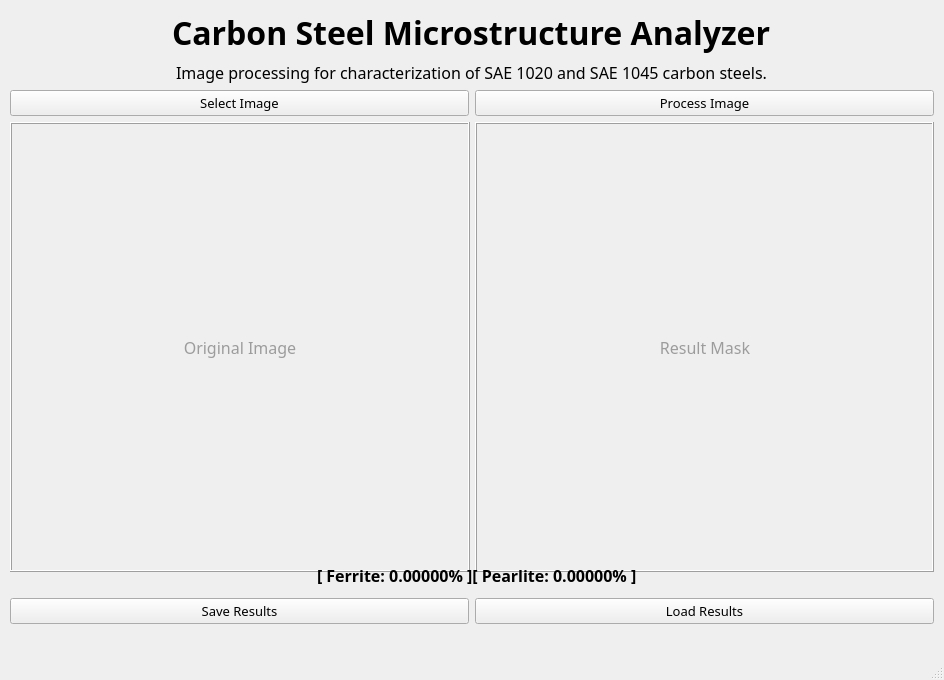
Above: mainwindow.ui from Haur07/qt-app-for-microstructural-analysis-of-carbon-steels before the change. Below: the same form after it.
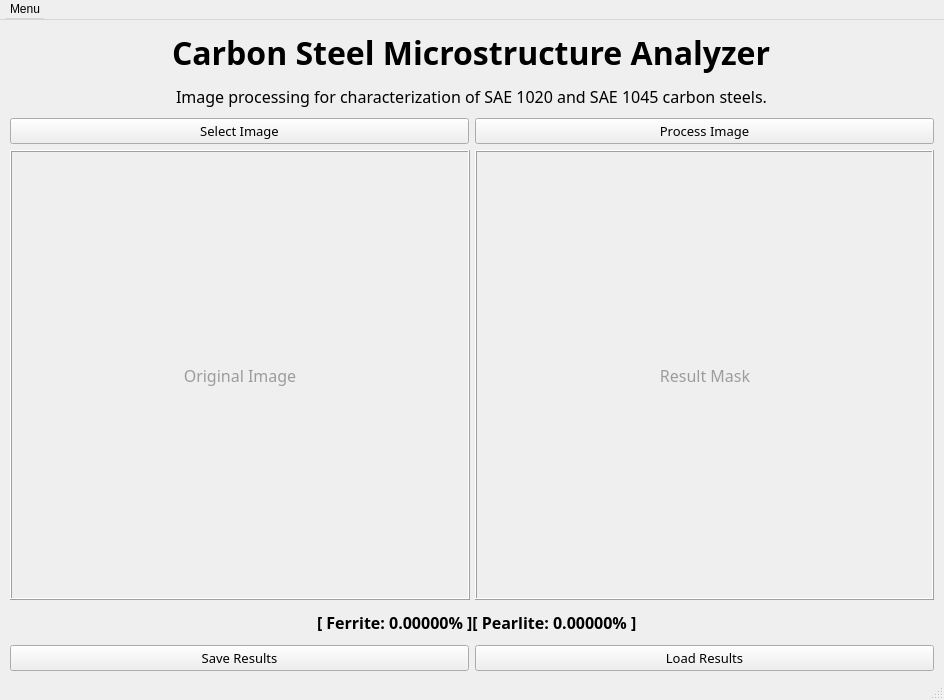
That is the form after the change. Icons and pictures are not drawn.

Diff of the .ui file:
```diff
--- a/mainwindow.ui
+++ b/mainwindow.ui
@@ -7,19 +7,19 @@
     <x>0</x>
     <y>0</y>
     <width>944</width>
-    <height>680</height>
+    <height>700</height>
    </rect>
   </property>
   <property name="minimumSize">
    <size>
     <width>944</width>
-    <height>680</height>
+    <height>700</height>
    </size>
   </property>
   <property name="maximumSize">
    <size>
     <width>944</width>
-    <height>680</height>
+    <height>700</height>
    </size>
   </property>
   <property name="windowTitle">
@@ -32,7 +32,7 @@
       <x>10</x>
       <y>10</y>
       <width>924</width>
-      <height>614</height>
+      <height>641</height>
      </rect>
     </property>
     <layout class="QVBoxLayout" name="mainVerticalLayout">
@@ -400,6 +400,28 @@
      <height>20</height>
     </rect>
    </property>
+   <property name="minimumSize">
+    <size>
+     <width>944</width>
+     <height>20</height>
+    </size>
+   </property>
+   <property name="maximumSize">
+    <size>
+     <width>944</width>
+     <height>20</height>
+    </size>
+   </property>
+   <property name="defaultUp">
+    <bool>false</bool>
+   </property>
+   <widget class="QMenu" name="menuAbout">
+    <property name="title">
+     <string>Menu</string>
+    </property>
+    <addaction name="actionAbout"/>
+   </widget>
+   <addaction name="menuAbout"/>
   </widget>
   <widget class="QStatusBar" name="statusbar"/>
  </widget>
```
Left out of the diff: 20 changed lines with no effect on the pictures.
